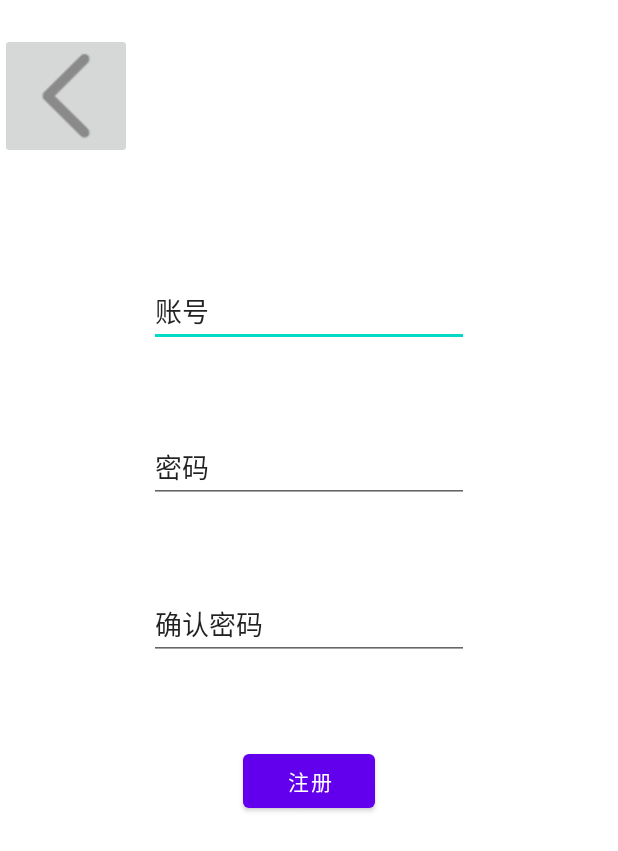
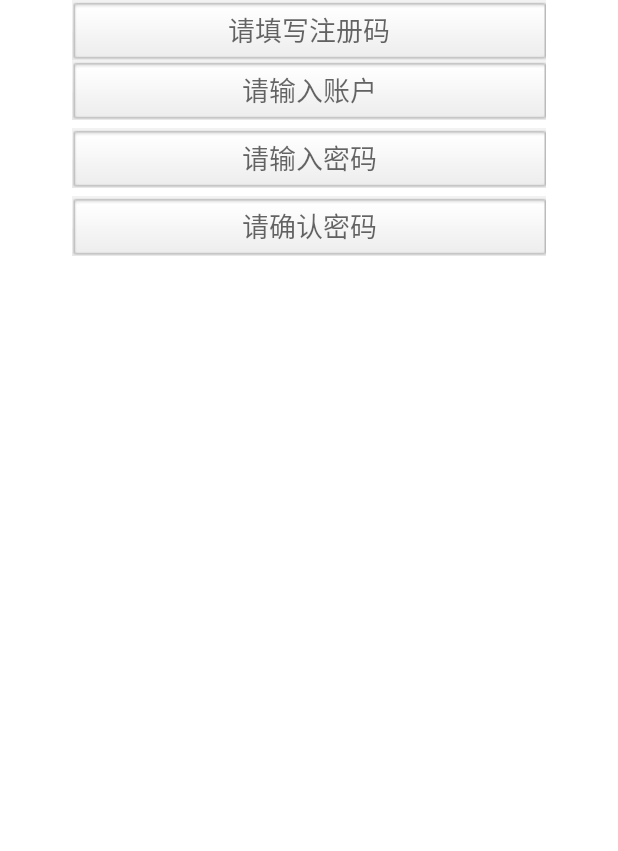
Before and after one commit to 2914666350/IntelligentDrivingAssistant, an Android app: the layout activity_register.xml on its own in the app's theme, with its tools: preview values and no code run, on a phone screen of 412 x 824 dp. Shown: the top 851 px of the screen. Run offline under Robolectric (Android 15) with nearby library versions, the phone set to English and light mode, and no system bars.

Commit message:
码完注册功能

```diff
--- a/app/build.gradle
+++ b/app/build.gradle
@@ -40,8 +40,11 @@
     implementation 'androidx.lifecycle:lifecycle-livedata-ktx:2.2.0'
     implementation 'androidx.lifecycle:lifecycle-viewmodel-ktx:2.2.0'
     implementation 'androidx.annotation:annotation:1.1.0'
+    //okhttp
+    implementation 'com.squareup.okhttp3:okhttp:5.0.0-alpha.2'
     testImplementation 'junit:junit:4.13.1'
     androidTestImplementation 'androidx.test.ext:junit:1.1.2'
     androidTestImplementation 'androidx.test.espresso:espresso-core:3.3.0'
     implementation 'androidx.recyclerview:recyclerview:1.1.0'
+
 }
--- a/app/src/main/AndroidManifest.xml
+++ b/app/src/main/AndroidManifest.xml
@@ -34,7 +34,6 @@
         android:roundIcon="@mipmap/ic_launcher_round"
         android:supportsRtl="true"
         android:theme="@style/Theme.IntelligentDrivingAssistant">
-        <activity android:name=".RegisterActivity"></activity>
         <activity android:name=".ForgotPwdActivity" />
         <activity android:name=".LoginActivity">
             <intent-filter>
--- a/app/src/main/res/layout/activity_register.xml
+++ b/app/src/main/res/layout/activity_register.xml
@@ -1,80 +1,56 @@
 <?xml version="1.0" encoding="utf-8"?>
-<androidx.constraintlayout.widget.ConstraintLayout xmlns:android="http://schemas.android.com/apk/res/android"
-    xmlns:app="http://schemas.android.com/apk/res-auto"
-    xmlns:tools="http://schemas.android.com/tools"
+<LinearLayout xmlns:android="http://schemas.android.com/apk/res/android"
     android:layout_width="match_parent"
     android:layout_height="match_parent"
-    tools:context=".RegisterActivity">
+    android:orientation="vertical">
 
     <EditText
-        android:id="@+id/reg_username"
+        android:id="@+id/admin_register_info"
         android:layout_width="wrap_content"
         android:layout_height="wrap_content"
-        android:ems="10"
-        android:inputType="textPersonName"
-        android:text="账号"
-        app:layout_constraintBottom_toTopOf="@+id/reg_password"
-        app:layout_constraintEnd_toEndOf="parent"
-        app:layout_constraintStart_toStartOf="parent"
-        app:layout_constraintTop_toTopOf="@+id/guideline12" />
+        android:layout_gravity="center"
+        android:layout_marginLeft="10dp"
+        android:layout_marginRight="10dp"
+        android:background="@drawable/input_box"
+        android:gravity="center"
+        android:hint="请填写注册码" />
 
     <EditText
-        android:id="@+id/reg_password"
+        android:id="@+id/admin_register_name"
         android:layout_width="wrap_content"
         android:layout_height="wrap_content"
-        android:ems="10"
-        android:inputType="textPersonName"
-        android:text="密码"
-        app:layout_constraintBottom_toTopOf="@+id/reg_password_again"
-        app:layout_constraintEnd_toEndOf="@+id/reg_username"
-        app:layout_constraintHorizontal_bias="0.5"
-        app:layout_constraintStart_toStartOf="@+id/reg_username"
-        app:layout_constraintTop_toBottomOf="@+id/reg_username" />
+        android:layout_gravity="center"
+        android:layout_marginLeft="10dp"
+        android:layout_marginRight="10dp"
+        android:background="@drawable/input_box"
+        android:gravity="center"
+        android:hint="请输入账户" />
 
     <EditText
-        android:id="@+id/reg_password_again"
+        android:id="@+id/admin_register_first_password"
         android:layout_width="wrap_content"
         android:layout_height="wrap_content"
-        android:ems="10"
-        android:inputType="textPersonName"
-        android:text="确认密码"
-        app:layout_constraintBottom_toTopOf="@+id/register"
-        app:layout_constraintEnd_toEndOf="@+id/reg_password"
-        app:layout_constraintHorizontal_bias="0.5"
-        app:layout_constraintStart_toStartOf="@+id/reg_password"
-        app:layout_constraintTop_toBottomOf="@+id/reg_password" />
+        android:layout_gravity="center"
+        android:layout_marginLeft="10dp"
+        android:layout_marginRight="10dp"
+        android:layout_marginTop="5dp"
+        android:background="@drawable/input_box"
+        android:gravity="center"
+        android:hint="请输入密码"
+        android:inputType="numberPassword" />
 
-    <Button
-        android:id="@+id/register"
+    <EditText
+        android:id="@+id/admin_register_second_password"
         android:layout_width="wrap_content"
         android:layout_height="wrap_content"
-        android:text="注册"
-        app:layout_constraintBottom_toTopOf="@+id/guideline13"
-        app:layout_constraintEnd_toEndOf="@+id/reg_password_again"
-        app:layout_constraintHorizontal_bias="0.5"
-        app:layout_constraintStart_toStartOf="@+id/reg_password_again"
-        app:layout_constraintTop_toBottomOf="@+id/reg_password_again" />
+        android:layout_gravity="center"
+        android:layout_marginLeft="10dp"
+        android:layout_marginRight="10dp"
+        android:layout_marginTop="5dp"
+        android:background="@drawable/input_box"
+        android:gravity="center"
+        android:hint="请确认密码"
+        android:inputType="numberPassword" />
 
-    <androidx.constraintlayout.widget.Guideline
-        android:id="@+id/guideline12"
-        android:layout_width="wrap_content"
-        android:layout_height="wrap_content"
-        android:orientation="horizontal"
-        app:layout_constraintGuide_percent="0.15458277" />
 
-    <androidx.constraintlayout.widget.Guideline
-        android:id="@+id/guideline13"
-        android:layout_width="wrap_content"
-        android:layout_height="wrap_content"
-        android:orientation="horizontal"
-        app:layout_constraintGuide_percent="0.73" />
-
-    <ImageButton
-        android:id="@+id/btn_back"
-        android:layout_width="wrap_content"
-        android:layout_height="wrap_content"
-        app:layout_constraintBottom_toTopOf="@+id/guideline12"
-        app:layout_constraintStart_toStartOf="parent"
-        app:layout_constraintTop_toTopOf="parent"
-        app:srcCompat="@drawable/back" />
-</androidx.constraintlayout.widget.ConstraintLayout>
+</LinearLayout>
```
Also changed, not shown: app/src/main/java/com/example/intelligentdrivingassistant/LoginActivity.java (+115 -35 lines), app/src/main/java/com/example/intelligentdrivingassistant/RegisterActivity.java (deleted, +0 -85 lines), app/src/main/res/layout/activity_login.xml (+2 -5 lines), app/src/main/res/layout/activity_main.xml (+21 -7 lines).
